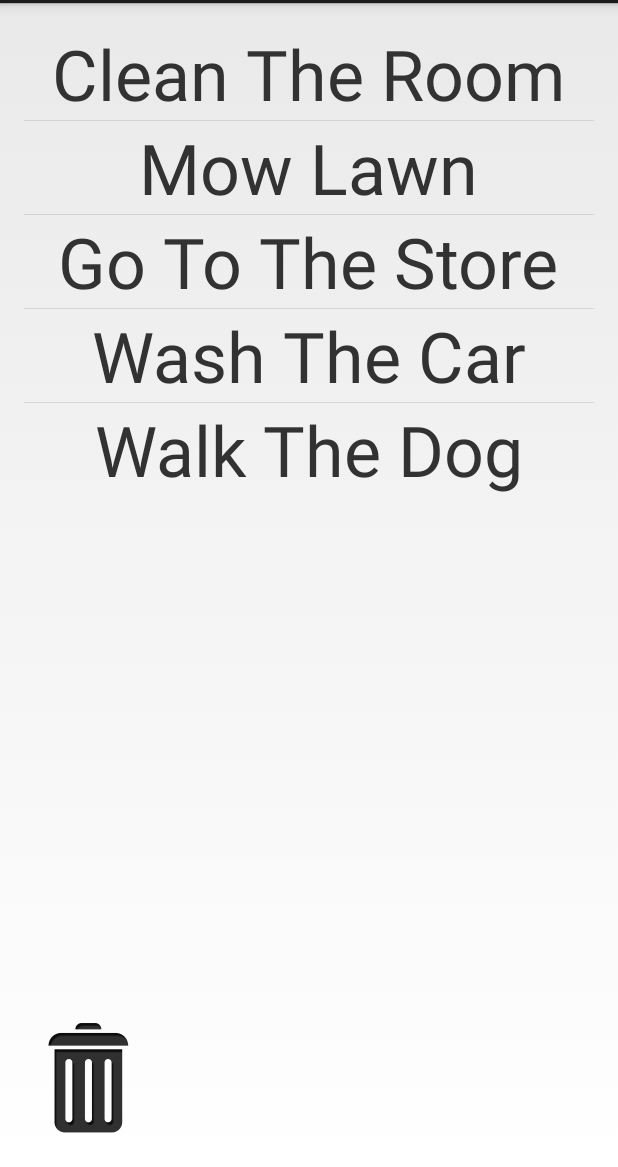
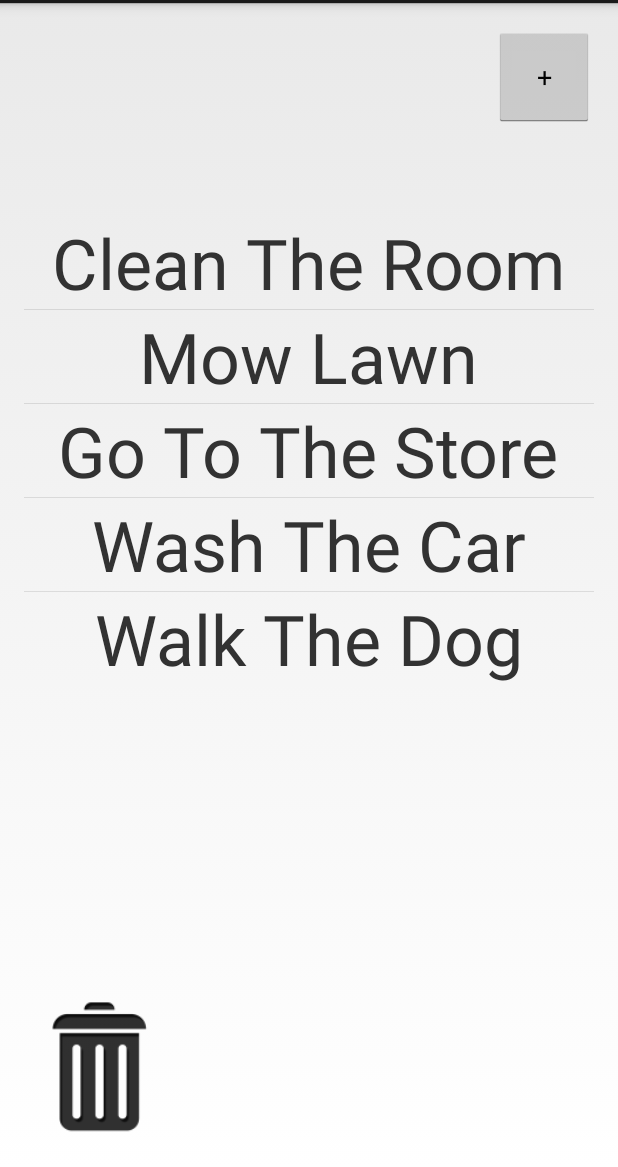
Before and after one commit to shoeallreadyknow/SupremeAATodo, an Android app: the screen it shows after launch (TodoActivity), on a phone screen of 412 x 824 dp, the part 69-1236 px from its top. Run offline under Robolectric (Android 15) with nearby library versions, the light colour scheme and no system bars.

Commit message:
basic model 3.0 added clickable buttons

```diff
--- a/app/src/main/java/android/supremeaa/todo/TodoActivity.java
+++ b/app/src/main/java/android/supremeaa/todo/TodoActivity.java
@@ -4,6 +4,7 @@ import android.app.Activity;
 import android.os.Bundle;
 import android.view.Menu;
 import android.view.MenuItem;
+import android.view.View;
 import android.widget.ArrayAdapter;
 import android.widget.ListView;
 
@@ -15,10 +16,9 @@ public class TodoActivity extends Activity {
         super.onCreate(savedInstanceState);
         setContentView(R.layout.activity_todo);
 
-
         setContentView(R.layout.activity_todo);
         String clean_room = "Clean The Room";
-        String mowe_lawn = "Mow Lawn";
+        String mow_lawn = "Mow Lawn";
         String go_to_store = "Go To The Store";
         String wash_car = "Wash The Car";
         String walk_dog = "Walk The Dog";
@@ -26,7 +26,7 @@ public class TodoActivity extends Activity {
 
         String[] listItems = new String[5];
         listItems[0] = clean_room;
-        listItems[1] = mowe_lawn;
+        listItems[1] = mow_lawn;
         listItems[2] = go_to_store;
         listItems[3] = wash_car;
         listItems[4] = walk_dog;
@@ -35,6 +35,8 @@ public class TodoActivity extends Activity {
         ArrayAdapter<String> listItemAdapter = new ArrayAdapter<String>(this, R.layout.center_layout, R.id.taskName, listItems);
         ListView lv = (ListView) this.findViewById(R.id.listView);
         lv.setAdapter(listItemAdapter);
-
+    }
+    public void sendMessage(View view) {
+        // Do something in response to button click
     }
 }
--- a/app/src/main/res/layout/activity_todo.xml
+++ b/app/src/main/res/layout/activity_todo.xml
@@ -9,6 +9,7 @@
     tools:context=".TodoActivity">
 
     <ListView
+        android:paddingTop="20mm"
         android:id ="@+id/listView"
         android:layout_width="wrap_content"
         android:layout_height="wrap_content"
@@ -17,11 +18,22 @@
 
         />
 
-    <ImageView
-        android:layout_width="wrap_content"
-        android:layout_height="wrap_content"
+    <Button
+        android:id="@+id/trash_button"
+        android:layout_width="150px"
+        android:layout_height="150px"
         android:layout_alignParentBottom="true"
         android:background="@drawable/trash"
+        android:onClick="sendMessage"
         />
+    <Button xmlns:android="http://schemas.android.com/apk/res/android"
+        android:id="@+id/button_send"
+        android:layout_width="100px"
+        android:layout_height="100px"
+        android:text="+"
+        android:layout_alignParentRight="true"
+        android:onClick="sendMessage" />
+
+
 
 </RelativeLayout>
--- a/app/src/main/res/layout/center_layout.xml
+++ b/app/src/main/res/layout/center_layout.xml
@@ -12,6 +12,31 @@
         android:layout_centerHorizontal="true"
         android:textSize="70px"
 
+
+        />
+    <TextView
+        android:id="@+id/title"
+        android:layout_height="wrap_content"
+        android:layout_width="wrap_content"
+        android:layout_centerHorizontal="true"
+
+
    />
+    <TextView
+        android:id="@+id/date"
+        android:layout_height="wrap_content"
+        android:layout_width="wrap_content"
+        android:layout_centerHorizontal="true"
+
+
+        />
+    <TextView
+        android:id="@+id/priority"
+        android:layout_height="wrap_content"
+        android:layout_width="wrap_content"
+        android:layout_centerHorizontal="true"
+
+
+        />
 
 </RelativeLayout>
```
